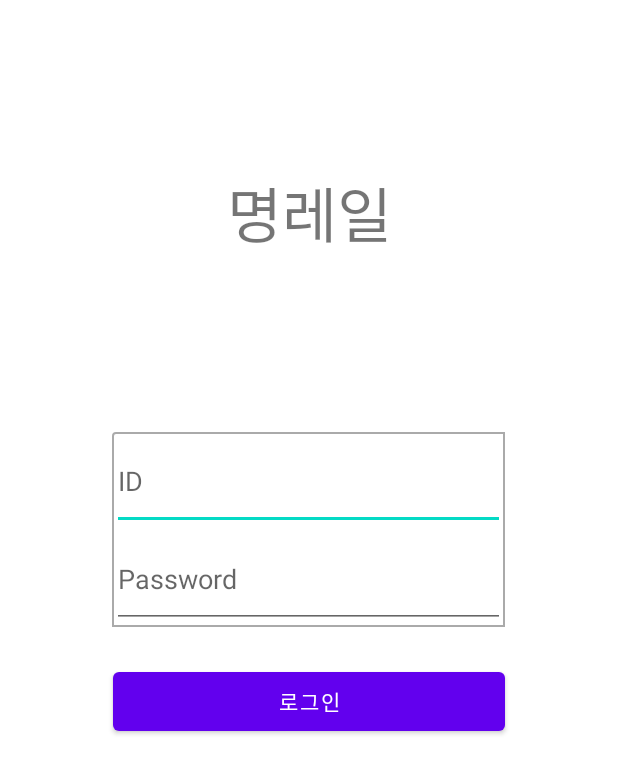
After one commit to PastPerson/MyeongRail, an Android app: the login_main screen opened directly, with no data from a screen before it, on a phone screen of 412 x 824 dp. The commit adds this screen. Shown: the top 774 px of the screen. Run offline under Robolectric (Android 15) with nearby library versions, the phone set to English and light mode, and no system bars.

Commit message:
login screen add

```diff
--- /dev/null
+++ b/teamproject/app/src/main/java/com/example/teamproject/login_main.java
@@ -0,0 +1,43 @@
+package com.example.teamproject;
+
+import androidx.appcompat.app.AppCompatActivity;
+
+import android.content.Intent;
+import android.os.Bundle;
+import android.view.KeyEvent;
+import android.view.inputmethod.EditorInfo;
+import android.widget.EditText;
+import android.widget.TextView;
+
+public class login_main extends AppCompatActivity {
+    EditText id;
+    EditText pw;
+    @Override
+    protected void onCreate(Bundle savedInstanceState) {
+        super.onCreate(savedInstanceState);
+        setContentView(R.layout.activity_login_main);
+        id=(EditText) findViewById(R.id.user_id);
+        pw=(EditText) findViewById(R.id.user_password);
+
+        id.setOnEditorActionListener(new TextView.OnEditorActionListener() {
+            @Override
+            public boolean onEditorAction(TextView textView, int i, KeyEvent keyEvent) {
+                if(i== EditorInfo.IME_ACTION_SEARCH){
+                    return true;
+                }
+                return false;
+            }
+
+        });
+        pw.setOnEditorActionListener(new TextView.OnEditorActionListener() {
+            @Override
+            public boolean onEditorAction(TextView textView, int i, KeyEvent keyEvent) {
+                if(i== EditorInfo.IME_ACTION_SEARCH){
+                    return true;
+                }
+                return false;
+            }
+
+        });
+    }
+}
--- /dev/null
+++ b/teamproject/app/src/main/res/drawable/border_background.xml
@@ -0,0 +1,17 @@
+<?xml version="1.0" encoding="utf-8"?>
+<shape xmlns:android="http://schemas.android.com/apk/res/android"
+    android:shape="rectangle">
+
+    <corners
+        android:radius="2dp"
+        android:topRightRadius="0dp"
+        android:bottomRightRadius="0dp"
+        android:bottomLeftRadius="0dp"/>
+    <stroke
+        android:width="1dp"
+        android:color="@android:color/darker_gray">
+
+    </stroke>
+
+
+</shape>
--- /dev/null
+++ b/teamproject/app/src/main/res/layout/activity_login_main.xml
@@ -0,0 +1,77 @@
+<?xml version="1.0" encoding="utf-8"?>
+<androidx.constraintlayout.widget.ConstraintLayout xmlns:android="http://schemas.android.com/apk/res/android"
+    xmlns:app="http://schemas.android.com/apk/res-auto"
+    xmlns:tools="http://schemas.android.com/tools"
+    android:layout_width="match_parent"
+    android:layout_height="match_parent"
+
+    tools:context=".login_main">
+
+    <TextView
+
+        android:layout_width="match_parent"
+        android:layout_height="wrap_content"
+        android:layout_marginTop="112dp"
+        android:text="명레일"
+        android:textAlignment="center"
+        android:textSize="40dp"
+        app:layout_constraintEnd_toEndOf="parent"
+        app:layout_constraintHorizontal_bias="0.0"
+        app:layout_constraintStart_toStartOf="parent"
+        app:layout_constraintTop_toTopOf="parent"></TextView>
+
+    <LinearLayout
+
+        android:id="@+id/linearLayout"
+        android:layout_width="262dp"
+        android:layout_height="130dp"
+        android:orientation="vertical"
+        android:background="@drawable/border_background"
+        app:layout_constraintBottom_toBottomOf="parent"
+        app:layout_constraintEnd_toEndOf="parent"
+        app:layout_constraintHorizontal_bias="0.496"
+        app:layout_constraintStart_toStartOf="parent"
+        app:layout_constraintTop_toTopOf="parent"
+        app:layout_constraintVertical_bias="0.415">
+
+        <EditText
+
+            android:id="@+id/user_id"
+            android:layout_width="match_parent"
+            android:layout_height="65dp"
+            android:layout_marginBottom="12dp"
+            android:hint="ID"
+            android:layout_margin="0dp"
+            android:imeOptions="actionSearch"
+            android:inputType="text"
+            app:layout_constraintBottom_toTopOf="@+id/user_password"
+            app:layout_constraintEnd_toEndOf="parent"
+            app:layout_constraintStart_toStartOf="parent"></EditText>
+
+        <EditText
+            android:id="@+id/user_password"
+            android:layout_width="match_parent"
+            android:layout_height="65dp"
+            android:layout_marginBottom="352dp"
+            android:hint="Password"
+            android:imeOptions="actionSearch"
+            android:inputType="text"
+            app:layout_constraintBottom_toBottomOf="parent"
+            app:layout_constraintEnd_toEndOf="parent"
+            app:layout_constraintHorizontal_bias="0.503"
+            app:layout_constraintStart_toStartOf="parent"></EditText>
+
+    </LinearLayout>
+
+    <Button
+        android:id="@+id/login"
+        android:layout_width="261dp"
+        android:layout_height="51dp"
+        android:layout_marginTop="24dp"
+        app:layout_constraintEnd_toEndOf="parent"
+        app:layout_constraintStart_toStartOf="parent"
+        app:layout_constraintTop_toBottomOf="@+id/linearLayout"
+        android:text="로그인">
+    </Button>
+
+</androidx.constraintlayout.widget.ConstraintLayout>
--- a/teamproject/app/src/main/res/layout/activity_main.xml
+++ b/teamproject/app/src/main/res/layout/activity_main.xml
@@ -42,7 +42,8 @@
           android:orientation="vertical"
           app:layout_constraintEnd_toEndOf="parent"
           app:layout_constraintStart_toStartOf="parent"
-          app:layout_constraintTop_toTopOf="parent"></EditText>
+          app:layout_constraintTop_toTopOf="parent"
+          android:clickable="true"></EditText>
 
     </LinearLayout>
     <LinearLayout
@@ -54,7 +55,7 @@
           android:layout_width="wrap_content"
           android:layout_height="match_parent"
           android:layout_gravity="bottom"
-          android:src="@drawable/background"></ImageView>
+          android:src="@drawable/subway"></ImageView>
     </LinearLayout>
   </LinearLayout>
   <include layout="@layout/activity_drawer"></include>
```
Also changed, not shown: teamproject/app/src/main/AndroidManifest.xml (+10 -2 lines), teamproject/app/src/main/java/com/example/teamproject/MainActivity.java (+11 -8 lines), teamproject/app/src/main/java/com/example/teamproject/menu.java (added, +22 -0 lines), teamproject/app/src/main/res/layout/activity_drawer.xml (+12 -9 lines), teamproject/app/src/main/res/drawable/subway.png (added).
